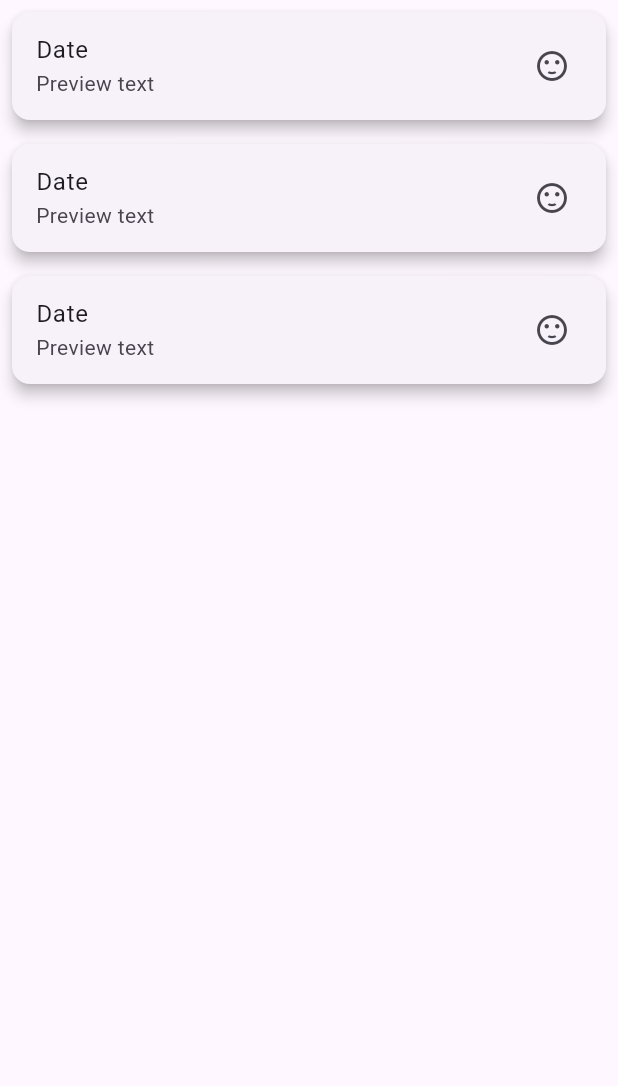
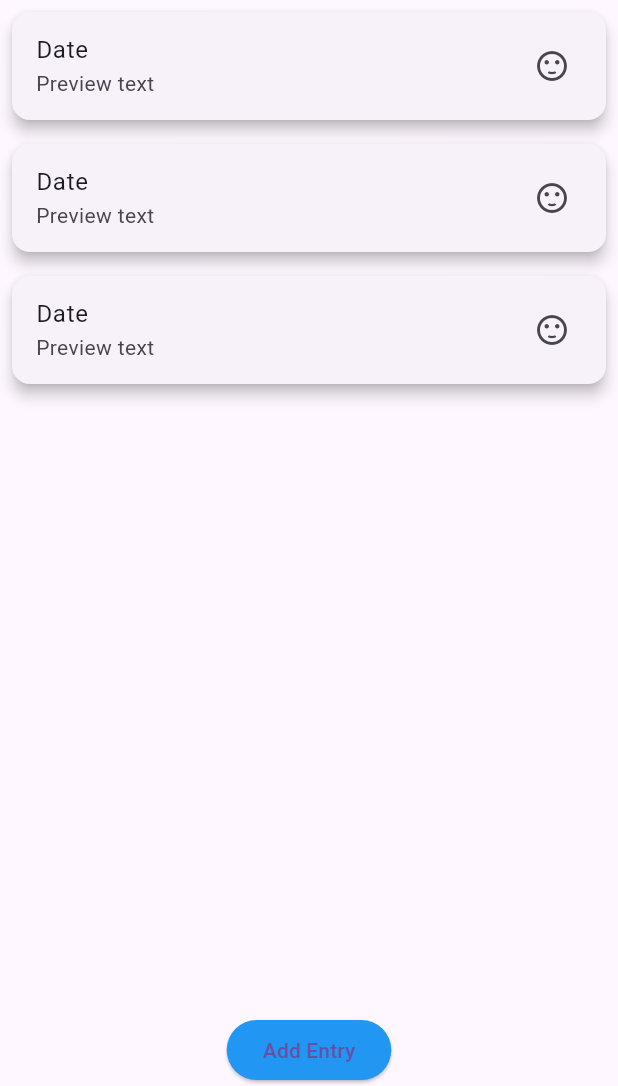
Before and after one commit to dvadell/journey, a Flutter app: the screen it shows after launch, on a phone screen of 412 x 824 dp, the part 150-1236 px from its top. Run offline on Flutter 3.47's test engine with Material 3 defaults, Android fonts, the phone set to English and light mode, and no system bars.

```diff
--- a/lib/journal.dart
+++ b/lib/journal.dart
@@ -1,9 +1,15 @@
 import 'package:flutter/material.dart';
+import 'new_screen.dart'; // Import the new screen file
 
 class JournalContent extends StatelessWidget {
   @override
   Widget build(BuildContext context) {
     return Center(
+      child: Column(
+        mainAxisAlignment: MainAxisAlignment.center,
+        children: [
+          Expanded(
+            flex: 1,
             child: ListView.builder(
               itemCount: 3, // Number of journal entries
               itemBuilder: (context, index) => Card(
@@ -16,6 +22,20 @@ class JournalContent extends StatelessWidget {
                 ),
               ),
             ),
+          ),
+          SizedBox(height: 20),
+          ElevatedButton(
+            onPressed: () {
+              Navigator.push(context, MaterialPageRoute(builder: (context) => NewScreen()));
+            },
+            style: ElevatedButton.styleFrom(
+              shape: RoundedRectangleBorder(borderRadius: BorderRadius.circular(30)),
+              primary: Colors.blue,
+            ),
+            child: Text('Add Entry'),
+          ),
+        ],
+      ),
     );
   }
 }
```
Also changed, not shown: lib/new_screen.dart (added, +10 -0 lines). Lines whose indentation alone changed are shown as unchanged.
